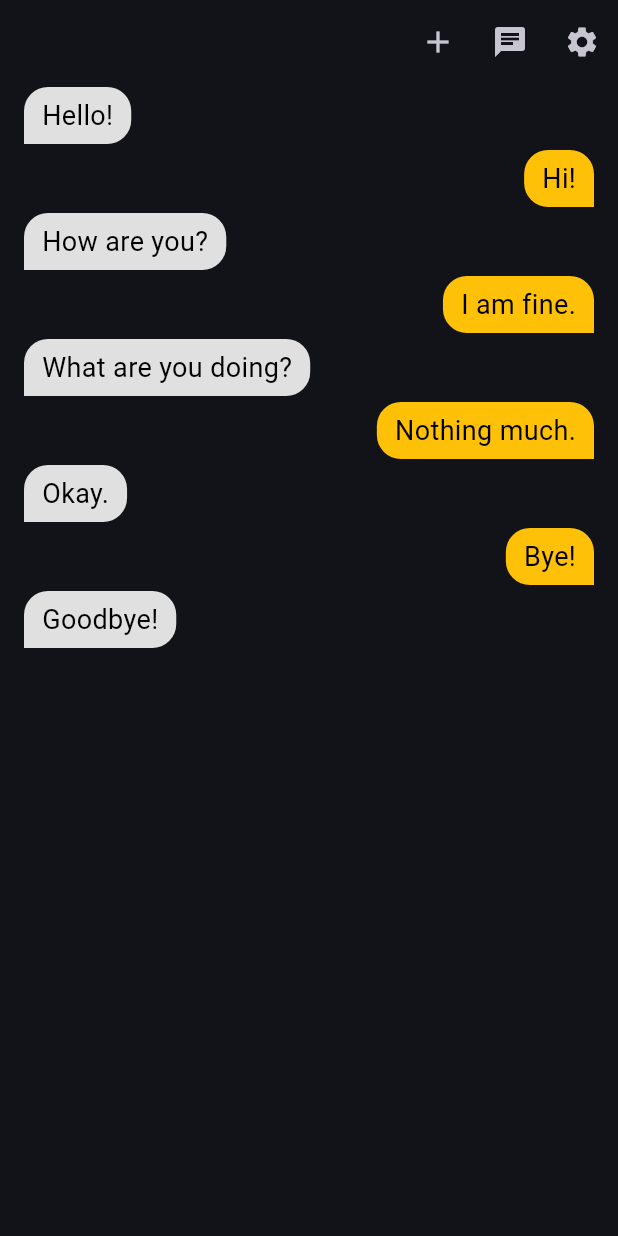
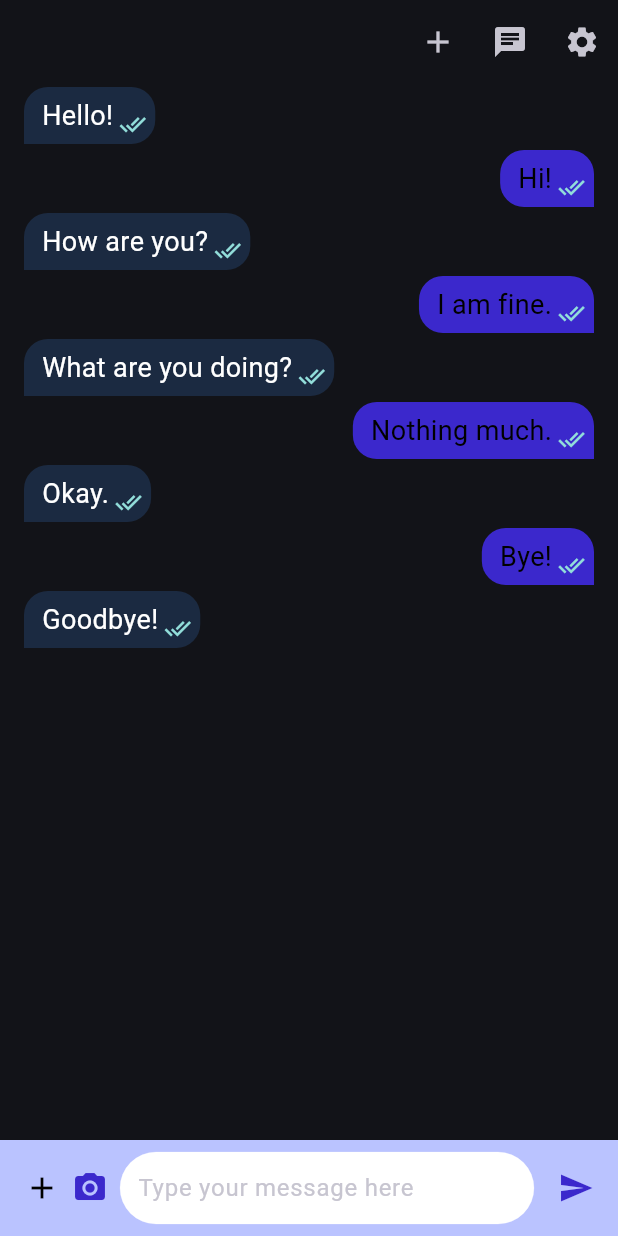
Before and after one commit to SynapseNets/SynapseChat, a Flutter app: the Chat screen opened by its route, after a tap on the "chat" icon, on a phone screen of 412 x 824 dp. Run offline on Flutter 3.47's test engine with Material 3 defaults, Android fonts, the phone set to English and light mode, and no system bars; drawn by our look-alikes of chat_bubbles; our stand-ins replace image_picker.

Commit message:
added bubbles to chat and messagebar

```diff
--- a/client/lib/chat.dart
+++ b/client/lib/chat.dart
@@ -11,9 +11,12 @@ class Chat extends StatefulWidget {
 
 class _ChatState extends State<Chat> {
   bool _chatFocus = false; //mobile toggle option
+  double? _lastWidth;
 
   @override
   Widget build(BuildContext context) {
+    _lastWidth = MediaQuery.of(context).size.width;
+
     return Scaffold(
         appBar: AppBar(
           //temporary appBar
@@ -38,7 +41,10 @@ class _ChatState extends State<Chat> {
         ),
         body: NotificationListener<SizeChangedLayoutNotification>(
           onNotification: (notification) {
-            setState(() {});
+            if (MediaQuery.of(context).size.width != _lastWidth){
+              _lastWidth = MediaQuery.of(context).size.width;
+              setState(() {});
+            }
             return true;
           },
           child: Row(
--- a/client/lib/chat/content.dart
+++ b/client/lib/chat/content.dart
@@ -24,21 +24,52 @@ class Content extends StatefulWidget {
 class _ContentState extends State<Content> {
   @override
   Widget build(BuildContext context) {
-    return ListView.builder(
+    return Stack(children: [
+      ListView.builder(
         itemCount: messages.length,
         itemBuilder: (context, index) {
           Message message = messages[index];
-        return BubbleSpecialOne(
+          return BubbleNormal(
             text: message.text,
             isSender: message.isSender,
-          color: message.isSender ? Color(0xffFFC107) : Color(0xffE0E0E0),
+            color: message.isSender
+                ? const Color(0xff3b28cc)
+                : const Color(0xff1b2a41),
             textStyle: TextStyle(
               fontSize: 18,
-            color: message.isSender ? Colors.black : Colors.black,
+              color: message.isSender ? Colors.black : Colors.white,
             ),
             tail: true,
+            sent: true,
+            seen: true,
           );
         },
-    );
+      ),
+      MessageBar(
+        sendButtonColor: const Color(0xff3b28cc),
+        messageBarColor: Theme.of(context).colorScheme.primary,
+        onSend: (_) => print(_),
+        actions: [
+        InkWell(
+          child: const Icon(
+            Icons.add,
+            color: Colors.black,
+            size: 24,
+          ),
+          onTap: () {},
+        ),
+        Padding(
+          padding: const EdgeInsets.only(left: 8, right: 8),
+          child: InkWell(
+            child: const Icon(
+              Icons.camera_alt,
+              color: Color(0xff3b28cc),
+              size: 24,
+            ),
+            onTap: () {},
+          ),
+        ),
+      ])
+    ]);
   }
 }
```
Also changed, not shown: 1 other file. Lines whose indentation alone changed are shown as unchanged.
